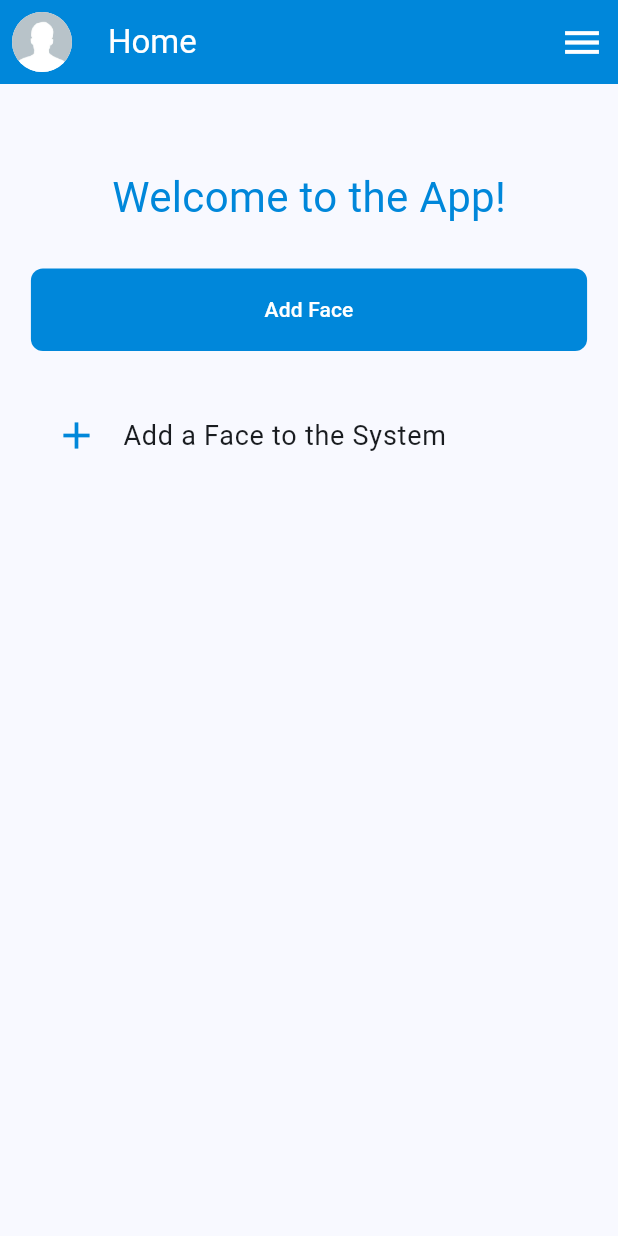
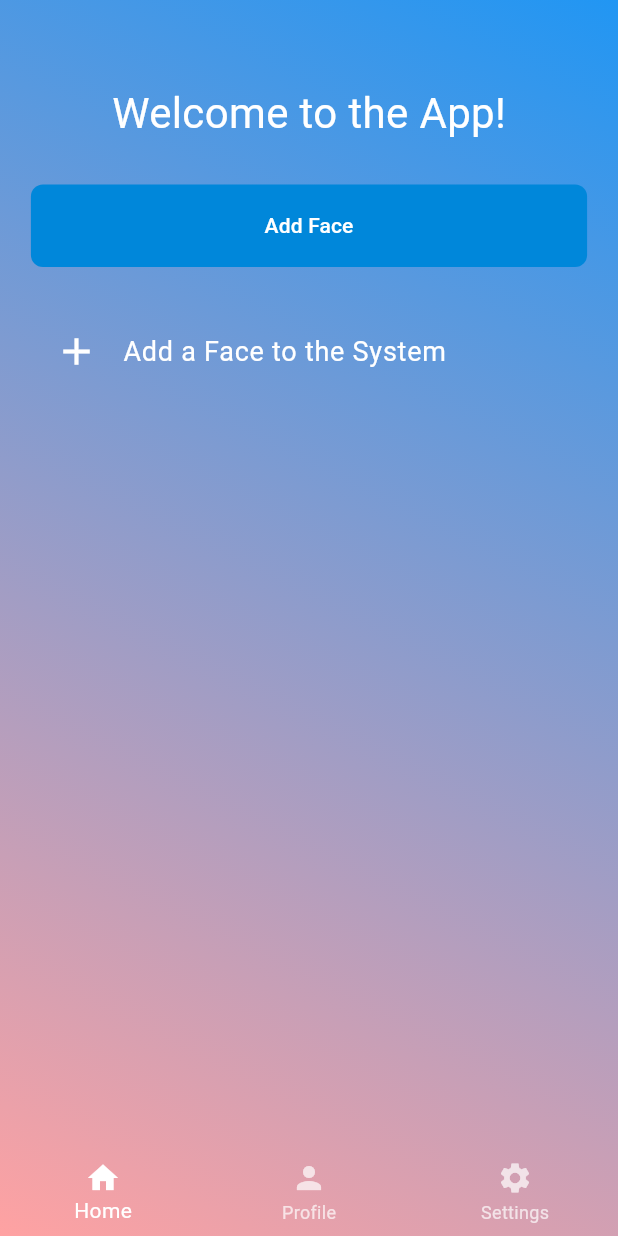
Before and after one commit to Prithak-Rai/AI-FaceRecognition-Robot, a Flutter app: the HomePage screen opened directly, on a phone screen of 412 x 824 dp. Run offline on Flutter 3.47's test engine with Material 3 defaults, Android fonts, the phone set to English and light mode, and no system bars; our stand-ins replace camera, firebase_core, sqflite; missing offline and left inert: flutter_floating_bottom_bar; accounts and stored records are empty.

Commit message:
Improvement/Trying new styles in navbar and add gradient colors(blue & pink)

```diff
--- a/mobile_app/lib/Components/colors.dart
+++ b/mobile_app/lib/Components/colors.dart
@@ -6,3 +6,4 @@ import 'package:flutter/material.dart';
 
 const primaryColor = Color.fromARGB(255, 0, 135, 218);
 const backgroundColor = Color(0xFFcfe0fa);
+const secondaryColor = Color(0xFFFFA2A2);
--- a/mobile_app/lib/Views/auth.dart
+++ b/mobile_app/lib/Views/auth.dart
@@ -19,14 +19,14 @@ class AuthScreen extends StatelessWidget {
             mainAxisAlignment: MainAxisAlignment.center,
             children: [
               const Text(
-                "Authentication",
+                "Let’s Get Started!",
                 style: TextStyle(
                     fontSize: 35,
                     fontWeight: FontWeight.bold,
                     color: primaryColor),
               ),
               const Text(
-                "Authenticate to access your vital information",
+                "Welcome to Your Robot Security Hub",
                 style: TextStyle(color: Colors.grey),
               ),
               Expanded(child: Image.asset("assets/startup.jpg")),
--- a/mobile_app/lib/Views/home.dart
+++ b/mobile_app/lib/Views/home.dart
@@ -1,50 +1,55 @@
 import 'package:flutter/material.dart';
 import 'package:flutter_sqlite_auth_app/Views/add_face.dart';
-import 'package:flutter_sqlite_auth_app/Components/colors.dart';
+// import 'package:flutter_sqlite_auth_app/Components/colors.dart';
 import 'package:flutter_sqlite_auth_app/Components/button.dart';
 import 'package:flutter_sqlite_auth_app/Views/profile.dart';
 import 'package:flutter_sqlite_auth_app/JSON/users.dart';
 
-class HomePage extends StatelessWidget {
-  final Users? profile;  // Accepting the profile data here
+class HomePage extends StatefulWidget {
+  final Users? profile;
 
   const HomePage({Key? key, this.profile}) : super(key: key);
 
   @override
-  Widget build(BuildContext context) {
-    return Scaffold(
-      appBar: AppBar(
-        backgroundColor: primaryColor,
-        leading: GestureDetector(
-          onTap: () {
-            // Navigate to the profile page
+
+  _HomePageState createState() => _HomePageState();
+}
+
+class _HomePageState extends State<HomePage> {
+  int _selectedIndex = 0;
+
+  void _onItemTapped(int index) {
+    setState(() {
+      _selectedIndex = index;
+    });
+
+    if (index == 1) {
       Navigator.push(
         context,
-              MaterialPageRoute(builder: (context) => Profile(profile: profile)),
+        MaterialPageRoute(
+          builder: (context) => Profile(profile: widget.profile),
+        ),
       );
-          },
-          child: const Padding(
-            padding: EdgeInsets.all(8.0),
-            child: CircleAvatar(
-              backgroundColor: Colors.white,
-              radius: 18,
-              backgroundImage: AssetImage("assets/no_user.jpg"),
+    } else if (index == 2) {
+
+    }
+  }
+
+  @override
+  Widget build(BuildContext context) {
+    return Container(
+      decoration: const BoxDecoration(
+        gradient: LinearGradient(
+          begin: Alignment.topRight,
+          end: Alignment.bottomLeft,
+          colors: [
+            Colors.blue,
+            Color(0xFFFFA2A2),
+          ],
         ),
       ),
-        ),
-        title: const Text(
-          'Home',
-          style: TextStyle(fontSize: 22, color: Colors.white),
-        ),
-        actions: [
-          IconButton(
-            icon: const Icon(Icons.menu, size: 30, color: Colors.white),
-            onPressed: () {
-
-            },
-          ),
-        ],
-      ),
+      child: Scaffold(
+        backgroundColor: Colors.transparent,
         body: SingleChildScrollView(
           child: SafeArea(
             child: Padding(
@@ -55,7 +60,7 @@ class HomePage extends StatelessWidget {
                   const SizedBox(height: 10),
                   const Text(
                     'Welcome to the App!',
-                  style: TextStyle(fontSize: 28, color: primaryColor),
+                    style: TextStyle(fontSize: 28, color: Colors.white),
                   ),
                   const SizedBox(height: 20),
                   Button(
@@ -63,17 +68,58 @@ class HomePage extends StatelessWidget {
                     press: () {
                       Navigator.push(
                         context,
-                      MaterialPageRoute(builder: (context) => const AddFacePage()),
+                        MaterialPageRoute(
+                            builder: (context) => const AddFacePage()),
                       );
                     },
                   ),
                   const SizedBox(height: 20),
                   const ListTile(
-                  leading: Icon(Icons.add, size: 30, color: primaryColor),
+                    leading: Icon(Icons.add, size: 30, color: Colors.white),
                     title: Text(
                       "Add a Face to the System",
-                    style: TextStyle(fontSize: 18),
+                      style: TextStyle(fontSize: 18, color: Colors.white),
                     ),
+                  ),
+                ],
+              ),
+            ),
+          ),
+        ),
+        bottomNavigationBar: Theme(
+          data: Theme.of(context).copyWith(
+            canvasColor: Colors.transparent,
+          ),
+          child: Container(
+            decoration: const BoxDecoration(
+              gradient: LinearGradient(
+                begin: Alignment.topRight,
+                end: Alignment.bottomLeft,
+                colors: [
+                  Colors.transparent,
+                  Colors.transparent,
+                ],
+              ),
+            ),
+            child: BottomNavigationBar(
+              backgroundColor: Colors.transparent,
+              elevation: 0,
+              selectedItemColor: Colors.white,
+              unselectedItemColor: Colors.white70,
+              currentIndex: _selectedIndex,
+              onTap: _onItemTapped,
+              items: const [
+                BottomNavigationBarItem(
+                  icon: Icon(Icons.home),
+                  label: 'Home',
+                ),
+                BottomNavigationBarItem(
+                  icon: Icon(Icons.person),
+                  label: 'Profile',
+                ),
+                BottomNavigationBarItem(
+                  icon: Icon(Icons.settings),
+                  label: 'Settings',
                 ),
               ],
             ),
--- a/mobile_app/lib/main.dart
+++ b/mobile_app/lib/main.dart
@@ -1,6 +1,8 @@
 import 'package:flutter/material.dart';
 import 'package:flutter/services.dart';
 import 'package:flutter_sqlite_auth_app/Views/auth.dart';
+import 'package:firebase_core/firebase_core.dart';
+import 'package:flutter/material.dart';
 
 void main() {
   WidgetsFlutterBinding.ensureInitialized();
--- a/mobile_app/pubspec.yaml
+++ b/mobile_app/pubspec.yaml
@@ -30,6 +30,8 @@ environment:
 dependencies:
   flutter:
     sdk: flutter
+  flutter_floating_bottom_bar: ^1.2.0
+  firebase_core: ^3.12.1
   logging: ^1.0.2
 
 
@@ -39,6 +41,7 @@ dependencies:
   sqflite: ^2.3.0
   path: ^1.8.3
   camera: ^0.10.0
+  firebase_auth: ^5.5.1
 
 
 dev_dependencies:
```
Also changed, not shown: mobile_app/lib/Views/profile.dart (+92 -23 lines), 9 other files. Lines whose indentation alone changed are shown as unchanged.
